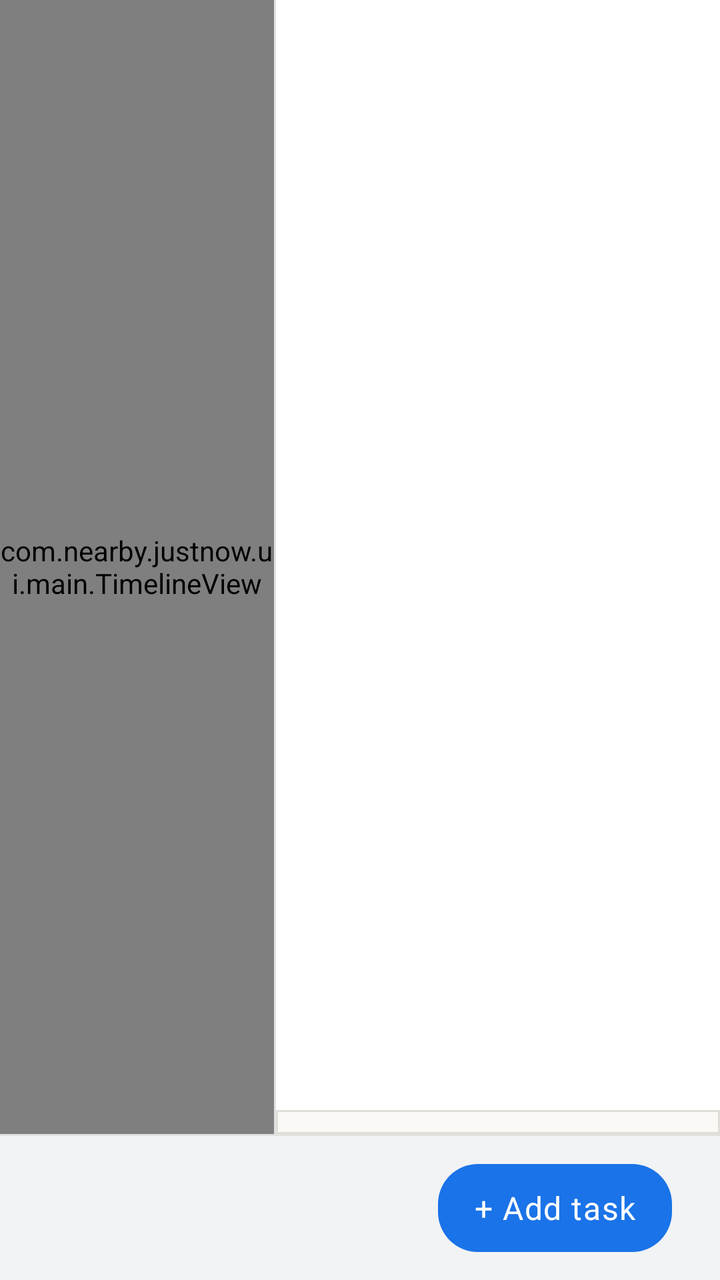
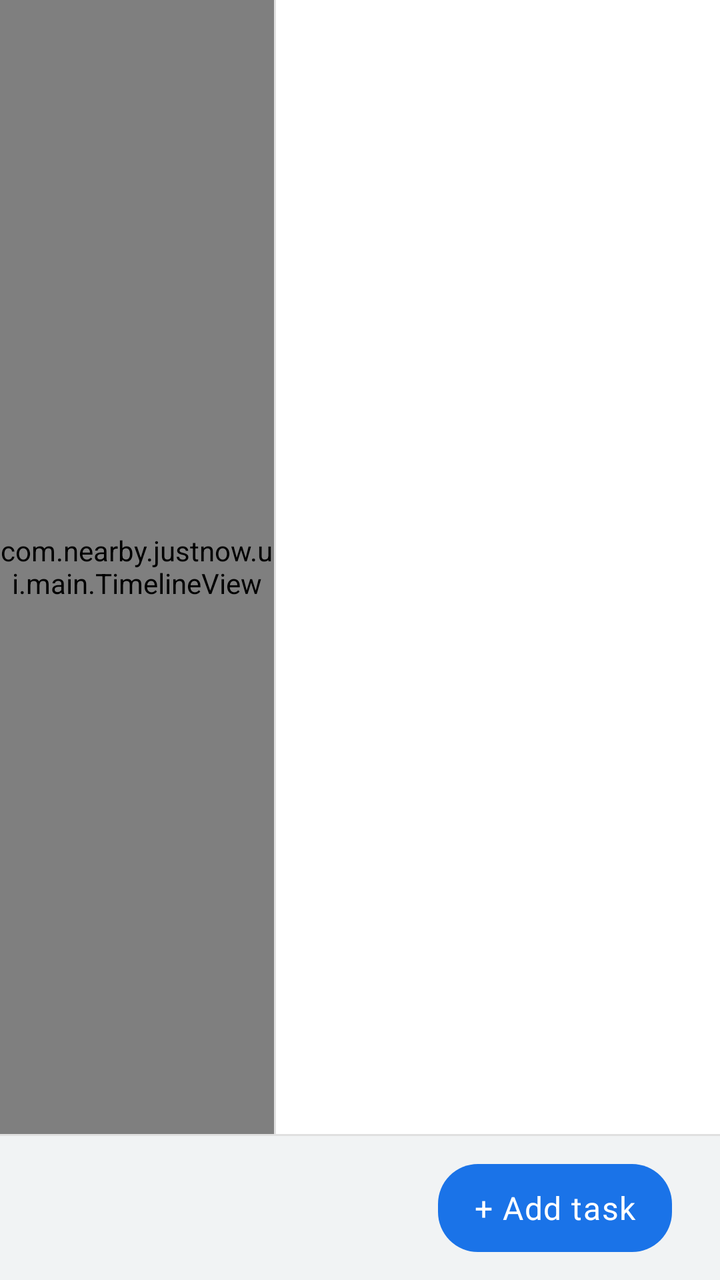

Two renders of the same Android screen: before a commit and after it. Below are the layout's source before the change and the commit's diff.
<!-- AndroidManifest.xml: application theme Theme.JustNow -->
<!-- res/layout/fragment_main_page0.xml -->
<?xml version="1.0" encoding="utf-8"?>
<LinearLayout xmlns:android="http://schemas.android.com/apk/res/android"
    xmlns:app="http://schemas.android.com/apk/res-auto"
    android:layout_width="match_parent"
    android:layout_height="match_parent"
    android:orientation="vertical"
    android:baselineAligned="false">

    <LinearLayout
        android:id="@+id/main_content"
        android:layout_width="match_parent"
        android:layout_height="0dp"
        android:layout_weight="1"
        android:orientation="horizontal"
        android:baselineAligned="false">

        
        <com.nearby.justnow.ui.main.TimelineView
            android:id="@+id/timeline_view"
            android:layout_width="0dp"
            android:layout_height="match_parent"
            android:layout_weight="@dimen/main_left_panel_weight"
            android:orientation="horizontal"
            android:background="@color/background_surface">

            
            <com.nearby.justnow.ui.main.HourColumnView
                android:id="@+id/hour_column"
                android:layout_width="@dimen/hour_column_width"
                android:layout_height="match_parent" />

            
            <LinearLayout
                android:id="@+id/timeline_content"
                android:layout_width="0dp"
                android:layout_height="match_parent"
                android:layout_weight="1"
                android:orientation="vertical"
                android:paddingTop="@dimen/timeline_top_padding">

                <View
                    android:id="@+id/timeline_area"
                    android:layout_width="match_parent"
                    android:layout_height="0dp"
                    android:layout_weight="1" />

            </LinearLayout>

        </com.nearby.justnow.ui.main.TimelineView>

        
        <View
            android:layout_width="1dp"
            android:layout_height="match_parent"
            android:background="@color/divider" />

        
        <LinearLayout
            android:id="@+id/right_panel"
            android:layout_width="0dp"
            android:layout_height="match_parent"
            android:layout_weight="@dimen/main_right_panel_weight"
            android:orientation="vertical">

            
            <TextView
                android:id="@+id/tv_engine_warning"
                android:layout_width="match_parent"
                android:layout_height="wrap_content"
                android:text="@string/s_engine_failed"
                android:textAppearance="@style/TextAppearance.JustNow.Caption"
                android:textColor="@color/text_hint"
                android:gravity="center"
                android:paddingVertical="4dp"
                android:background="@color/quadrant_bg_1"
                android:visibility="gone" />

            
            <LinearLayout
                android:id="@+id/ll_priority_status"
                android:layout_width="match_parent"
                android:layout_height="wrap_content"
                android:orientation="horizontal"
                android:gravity="center_vertical"
                android:paddingHorizontal="12dp"
                android:paddingVertical="6dp"
                android:clickable="true"
                android:focusable="true"
                android:foreground="?attr/selectableItemBackground"
                android:visibility="gone">

                <TextView
                    android:id="@+id/tv_priority_status_text"
                    android:layout_width="0dp"
                    android:layout_height="wrap_content"
                    android:layout_weight="1"
                    android:textAppearance="@style/TextAppearance.JustNow.Caption" />
            </LinearLayout>

            <FrameLayout
                android:id="@+id/fl_task_list_container"
                android:layout_width="match_parent"
                android:layout_height="0dp"
                android:layout_weight="1">

                <androidx.recyclerview.widget.RecyclerView
                    android:id="@+id/rv_task_list"
                    android:layout_width="match_parent"
                    android:layout_height="match_parent"
                    android:padding="8dp"
                    android:clipToPadding="false"
                    android:nestedScrollingEnabled="false"
                    android:overScrollMode="never" />

                
                <LinearLayout
                    android:layout_width="wrap_content"
                    android:layout_height="wrap_content"
                    android:layout_gravity="center"
                    android:orientation="vertical"
                    android:gravity="center"
                    android:visibility="gone"
                    android:id="@+id/ll_empty_hint">

                    <ImageView
                        android:layout_width="48dp"
                        android:layout_height="48dp"
                        android:src="@android:drawable/ic_menu_today"
                        android:alpha="0.3"
                        android:layout_marginBottom="8dp" />

                    <TextView
                        android:id="@+id/tv_empty_hint"
                        android:layout_width="wrap_content"
                        android:layout_height="wrap_content"
                        android:text="@string/s_empty_hint"
                        android:textAppearance="@style/TextAppearance.JustNow.Body"
                        android:textColor="@color/text_hint"
                        android:gravity="center" />

                </LinearLayout>

                
                <FrameLayout
                    android:id="@+id/overlay_tag_filter"
                    android:layout_width="match_parent"
                    android:layout_height="match_parent"
                    android:background="#80000000"
                    android:visibility="gone"
                    android:clickable="true">

                    <LinearLayout
                        android:layout_width="match_parent"
                        android:layout_height="match_parent"
                        android:orientation="vertical"
                        android:background="@drawable/badge_bg"
                        android:padding="16dp">

                        <TextView
                            android:layout_width="wrap_content"
                            android:layout_height="wrap_content"
                            android:text="@string/s_select_tags_filter"
                            android:textAppearance="@style/TextAppearance.JustNow.Body"
                            android:textColor="@color/text_primary"
                            android:layout_marginBottom="12dp" />

                        <com.google.android.material.chip.ChipGroup
                            android:id="@+id/cg_filter_tags"
                            android:layout_width="match_parent"
                            android:layout_height="0dp"
                            android:layout_weight="1"
                            android:layout_marginBottom="16dp"
                            app:singleLine="false"
                            app:singleSelection="false"
                            app:chipSpacingHorizontal="8dp"
                            app:chipSpacingVertical="4dp" />

                        <LinearLayout
                            android:layout_width="match_parent"
                            android:layout_height="wrap_content"
                            android:orientation="horizontal"
                            android:gravity="end">

                            <Button
                                android:id="@+id/btn_filter_cancel"
                                style="@style/Widget.Material3.Button.TextButton"
                                android:layout_width="wrap_content"
                                android:layout_height="wrap_content"
                                android:text="@string/s_cancel" />

                            <Button
                                android:id="@+id/btn_filter_confirm"
                                style="@style/Widget.Material3.Button.TextButton"
                                android:layout_width="wrap_content"
                                android:layout_height="wrap_content"
                                android:text="@string/s_confirm" />

                        </LinearLayout>

                    </LinearLayout>

                </FrameLayout>

            </FrameLayout>

            
            <Button
                android:id="@+id/btn_clear_multi_filter"
                style="@style/Widget.Material3.Button.TextButton"
                android:layout_width="wrap_content"
                android:layout_height="wrap_content"
                android:text="@string/s_clear_filter"
                android:textAppearance="@style/TextAppearance.JustNow.Caption"
                android:visibility="gone"
                android:layout_gravity="end"
                android:layout_marginEnd="8dp" />

            
            <LinearLayout
                android:id="@+id/flower_capsule_container"
                android:layout_width="match_parent"
                android:layout_height="wrap_content"
                android:orientation="horizontal"
                android:gravity="center"
                android:paddingVertical="6dp"
                android:paddingHorizontal="8dp"
                android:background="@drawable/bg_flower_container_normal"
                android:visibility="visible"
                android:clickable="true"
                android:focusable="true"
                android:foreground="?attr/selectableItemBackground" />

        </LinearLayout>

    </LinearLayout>

    <View
        android:layout_width="match_parent"
        android:layout_height="1dp"
        android:background="@color/divider" />

    
    <LinearLayout
        android:id="@+id/bottom_period_bar"
        android:layout_width="match_parent"
        android:layout_height="@dimen/main_bottom_bar_height"
        android:orientation="horizontal"
        android:gravity="center_vertical"
        android:paddingStart="@dimen/main_bottom_bar_padding_start"
        android:paddingEnd="@dimen/main_bottom_bar_padding_end"
        android:paddingTop="@dimen/main_bottom_bar_padding_vertical"
        android:paddingBottom="@dimen/main_bottom_bar_padding_vertical"
        android:background="@color/main_bottom_bar_background"
        android:baselineAligned="false">

        <LinearLayout
            android:id="@+id/bottom_period_status"
            android:layout_width="0dp"
            android:layout_height="match_parent"
            android:layout_weight="1"
            android:layout_marginEnd="@dimen/main_bottom_bar_status_margin_end"
            android:orientation="horizontal"
            android:gravity="bottom"
            android:clickable="false"
            android:focusable="false">

            <LinearLayout
                android:id="@+id/bottom_period_clickable"
                android:layout_width="wrap_content"
                android:layout_height="match_parent"
                android:orientation="horizontal"
                android:gravity="bottom">

                <LinearLayout
                    android:layout_width="wrap_content"
                    android:layout_height="wrap_content"
                    android:orientation="vertical"
                    android:gravity="center_vertical">

                    <TextView
                        android:id="@+id/tv_bottom_period_title"
                        android:layout_width="wrap_content"
                        android:layout_height="wrap_content"
                        android:textAppearance="@style/TextAppearance.JustNow.Caption"
                        android:textColor="@color/text_secondary"
                        android:maxLines="1"
                        android:ellipsize="end" />

                    <TextView
                        android:id="@+id/tv_bottom_period_subtitle"
                        android:layout_width="wrap_content"
                        android:layout_height="wrap_content"
                        android:textAppearance="@style/TextAppearance.JustNow.Caption"
                        android:textColor="@color/text_primary"
                        android:textStyle="bold"
                        android:maxLines="1"
                        android:ellipsize="end" />

                </LinearLayout>

                <TextView
                    android:id="@+id/tv_cutoff_arrow"
                    android:layout_width="wrap_content"
                    android:layout_height="wrap_content"
                    android:layout_marginEnd="8dp"
                    android:text="▲"
                    android:textSize="16sp"
                    android:textColor="@color/text_tertiary"
                    android:visibility="gone"
                    android:layout_marginStart="16dp" />

            </LinearLayout>

        </LinearLayout>

        
        <com.google.android.material.button.MaterialButton
            android:id="@+id/btn_retroactive_photo"
            style="@style/Widget.Material3.Button.OutlinedButton"
            android:layout_width="wrap_content"
            android:layout_height="@dimen/main_bottom_bar_button_height"
            android:minWidth="0dp"
            android:minHeight="0dp"
            android:paddingHorizontal="@dimen/main_bottom_bar_button_padding_horizontal"
            android:text="📸 补拍"
            android:textAppearance="@style/TextAppearance.JustNow.Caption"
            android:layout_marginEnd="12dp"
            android:visibility="gone"
            app:strokeColor="@color/tag_normal"
            app:strokeWidth="1.5dp"
            android:insetTop="0dp"
            android:insetBottom="0dp" />

        <com.google.android.material.button.MaterialButton
            android:id="@+id/btn_add_task"
            style="@style/Widget.Material3.Button"
            android:layout_width="wrap_content"
            android:layout_height="@dimen/main_bottom_bar_button_height"
            android:minWidth="0dp"
            android:minHeight="0dp"
            android:paddingHorizontal="@dimen/main_bottom_bar_button_padding_horizontal"
            android:text="@string/s_bottom_add_task"
            android:textAppearance="@style/TextAppearance.JustNow.Caption"
            android:textColor="@android:color/white"
            app:backgroundTint="@color/tag_normal"
            app:cornerRadius="@dimen/main_bottom_bar_button_radius"
            android:insetTop="0dp"
            android:insetBottom="0dp" />

    </LinearLayout>

</LinearLayout>
<!-- resources referenced by this layout -->
<resources>
  <color name="background_surface">#FAFAFA</color>
  <color name="divider">#E0E0E0</color>
  <color name="main_bottom_bar_background">#F1F3F4</color>
  <color name="quadrant_bg_1">#FFF3E0</color>
  <color name="tag_normal">#1A73E8</color>
  <color name="text_hint">#6F6F6F</color>
  <color name="text_primary">#1A1A1A</color>
  <color name="text_secondary">#757575</color>
  <color name="text_tertiary">#666666</color>
  <dimen name="hour_column_width">20dp</dimen>
  <dimen name="main_bottom_bar_button_height">44dp</dimen>
  <dimen name="main_bottom_bar_button_padding_horizontal">18dp</dimen>
  <dimen name="main_bottom_bar_button_radius">20dp</dimen>
  <dimen name="main_bottom_bar_height">72dp</dimen>
  <dimen name="main_bottom_bar_padding_end">24dp</dimen>
  <dimen name="main_bottom_bar_padding_start">28dp</dimen>
  <dimen name="main_bottom_bar_padding_vertical">8dp</dimen>
  <dimen name="main_bottom_bar_status_margin_end">16dp</dimen>
  <item name="main_left_panel_weight" format="float" type="dimen">1.0</item>
  <item name="main_right_panel_weight" format="float" type="dimen">1.618</item>
  <dimen name="timeline_top_padding">24dp</dimen>
  <!-- drawable bg_flower_container_normal (drawable) -->
  <?xml version="1.0" encoding="utf-8"?>
  <shape xmlns:android="http://schemas.android.com/apk/res/android"
      android:shape="rectangle">
      
      <solid android:color="#FAF9F6" />
      <stroke
          android:width="1dp"
          android:color="#E0DED7" />
  </shape>
  <string name="s_bottom_add_task">+ Add task</string>
  <string name="s_cancel">Cancel</string>
  <string name="s_clear_filter">Clear filter</string>
  <string name="s_confirm">Confirm</string>
  <string name="s_empty_hint">No tasks yet\nTap + to add</string>
  <string name="s_select_tags_filter">Select filter tags</string>
  <style name="Theme.JustNow" parent="Theme.MaterialComponents.DayNight.NoActionBar">
          
          <item name="colorPrimary">@color/purple_500</item>
          <item name="colorPrimaryVariant">@color/purple_700</item>
          <item name="colorOnPrimary">@color/white</item>
          
          <item name="colorSecondary">@color/teal_200</item>
          <item name="colorSecondaryVariant">@color/teal_700</item>
          <item name="colorOnSecondary">@color/black</item>
          
          
          <item name="popupTheme">@style/ThemeOverlay.MaterialComponents.Light</item>
          <item name="alertDialogTheme">@style/ThemeOverlay.JustNow.AlertDialog</item>
      </style>
  <color name="badge_background">#E0E0E0</color>
  <dimen name="text_size_body">18sp</dimen>
  <dimen name="text_size_caption">16sp</dimen>
  <color name="purple_500">#FF6200EE</color>
  <color name="purple_700">#FF3700B3</color>
  <color name="white">#FFFFFFFF</color>
  <color name="teal_200">#FF03DAC5</color>
  <color name="teal_700">#FF018786</color>
  <color name="black">#FF000000</color>
  <style name="Widget.JustNow.Dialog.Button" parent="Widget.MaterialComponents.Button.TextButton.Dialog">
          <item name="android:textAppearance">@style/TextAppearance.JustNow.Dialog.Button</item>
          <item name="android:textColor">@color/dialog_primary_action_text</item>
          <item name="textAllCaps">false</item>
      </style>
  <style name="Widget.JustNow.Dialog.Button.Secondary" parent="Widget.MaterialComponents.Button.TextButton.Dialog">
          <item name="android:textAppearance">@style/TextAppearance.JustNow.Dialog.Button.Secondary</item>
          <item name="android:textColor">@color/dialog_action_text</item>
          <item name="textAllCaps">false</item>
      </style>
  <style name="TextAppearance.JustNow.Dialog.Button" parent="TextAppearance.JustNow.Body">
          <item name="android:textColor">@color/dialog_primary_action_text</item>
      </style>
  <style name="TextAppearance.JustNow.Dialog.Button.Secondary" parent="TextAppearance.JustNow.Body">
          <item name="android:textColor">@color/dialog_action_text</item>
      </style>
  <dimen name="text_size_title">22sp</dimen>
  <!-- unchanged entries left out for length: 8 -->
</resources>

<!-- the commit's change to res/layout/fragment_main_page0.xml (unified diff, before → after) -->
@@ -216,19 +216,10 @@
                 android:layout_marginEnd="8dp" />
 
             
-            <LinearLayout
-                android:id="@+id/flower_capsule_container"
+            <FrameLayout
+                android:id="@+id/fragment_reward_bar_container"
                 android:layout_width="match_parent"
-                android:layout_height="wrap_content"
-                android:orientation="horizontal"
-                android:gravity="center"
-                android:paddingVertical="6dp"
-                android:paddingHorizontal="8dp"
-                android:background="@drawable/bg_flower_container_normal"
-                android:visibility="visible"
-                android:clickable="true"
-                android:focusable="true"
-                android:foreground="?attr/selectableItemBackground" />
+                android:layout_height="wrap_content" />
 
         </LinearLayout>
 
@@ -315,23 +306,6 @@
 
         
         <com.google.android.material.button.MaterialButton
-            android:id="@+id/btn_retroactive_photo"
-            style="@style/Widget.Material3.Button.OutlinedButton"
-            android:layout_width="wrap_content"
-            android:layout_height="@dimen/main_bottom_bar_button_height"
-            android:minWidth="0dp"
-            android:minHeight="0dp"
-            android:paddingHorizontal="@dimen/main_bottom_bar_button_padding_horizontal"
-            android:text="📸 补拍"
-            android:textAppearance="@style/TextAppearance.JustNow.Caption"
-            android:layout_marginEnd="12dp"
-            android:visibility="gone"
-            app:strokeColor="@color/tag_normal"
-            app:strokeWidth="1.5dp"
-            android:insetTop="0dp"
-            android:insetBottom="0dp" />
-
-        <com.google.android.material.button.MaterialButton
             android:id="@+id/btn_add_task"
             style="@style/Widget.Material3.Button"
             android:layout_width="wrap_content"
@@ -342,7 +316,7 @@
             android:text="@string/s_bottom_add_task"
             android:textAppearance="@style/TextAppearance.JustNow.Caption"
             android:textColor="@android:color/white"
-            app:backgroundTint="@color/tag_normal"
+            app:backgroundTint="?attr/colorPrimary"
             app:cornerRadius="@dimen/main_bottom_bar_button_radius"
             android:insetTop="0dp"
             android:insetBottom="0dp" />
<!-- resource entries referenced after the edit -->
@@ -4,7 +4,6 @@
   <color name="divider">#E0E0E0</color>
   <color name="main_bottom_bar_background">#F1F3F4</color>
   <color name="quadrant_bg_1">#FFF3E0</color>
-  <color name="tag_normal">#1A73E8</color>
   <color name="text_hint">#6F6F6F</color>
   <color name="text_primary">#1A1A1A</color>
   <color name="text_secondary">#757575</color>
@@ -21,16 +20,6 @@
   <item name="main_left_panel_weight" format="float" type="dimen">1.0</item>
   <item name="main_right_panel_weight" format="float" type="dimen">1.618</item>
   <dimen name="timeline_top_padding">24dp</dimen>
-  <!-- drawable bg_flower_container_normal (drawable) -->
-  <?xml version="1.0" encoding="utf-8"?>
-  <shape xmlns:android="http://schemas.android.com/apk/res/android"
-      android:shape="rectangle">
-      
-      <solid android:color="#FAF9F6" />
-      <stroke
-          android:width="1dp"
-          android:color="#E0DED7" />
-  </shape>
   <string name="s_bottom_add_task">+ Add task</string>
   <string name="s_cancel">Cancel</string>
   <string name="s_clear_filter">Clear filter</string>
@@ -39,8 +28,8 @@
   <string name="s_select_tags_filter">Select filter tags</string>
   <style name="Theme.JustNow" parent="Theme.MaterialComponents.DayNight.NoActionBar">
           
-          <item name="colorPrimary">@color/purple_500</item>
-          <item name="colorPrimaryVariant">@color/purple_700</item>
+          <item name="colorPrimary">@color/theme_blue</item>
+          <item name="colorPrimaryVariant">#1557B0</item>
           <item name="colorOnPrimary">@color/white</item>
           
           <item name="colorSecondary">@color/teal_200</item>
@@ -54,27 +43,26 @@
   <color name="badge_background">#E0E0E0</color>
   <dimen name="text_size_body">18sp</dimen>
   <dimen name="text_size_caption">16sp</dimen>
-  <color name="purple_500">#FF6200EE</color>
-  <color name="purple_700">#FF3700B3</color>
+  <color name="theme_blue">#1A73E8</color>
   <color name="white">#FFFFFFFF</color>
   <color name="teal_200">#FF03DAC5</color>
   <color name="teal_700">#FF018786</color>
   <color name="black">#FF000000</color>
   <style name="Widget.JustNow.Dialog.Button" parent="Widget.MaterialComponents.Button.TextButton.Dialog">
           <item name="android:textAppearance">@style/TextAppearance.JustNow.Dialog.Button</item>
-          <item name="android:textColor">@color/dialog_primary_action_text</item>
+          <item name="android:textColor">?attr/colorPrimary</item>
           <item name="textAllCaps">false</item>
       </style>
   <style name="Widget.JustNow.Dialog.Button.Secondary" parent="Widget.MaterialComponents.Button.TextButton.Dialog">
           <item name="android:textAppearance">@style/TextAppearance.JustNow.Dialog.Button.Secondary</item>
-          <item name="android:textColor">@color/dialog_action_text</item>
+          <item name="android:textColor">?attr/colorPrimary</item>
           <item name="textAllCaps">false</item>
       </style>
   <style name="TextAppearance.JustNow.Dialog.Button" parent="TextAppearance.JustNow.Body">
-          <item name="android:textColor">@color/dialog_primary_action_text</item>
+          <item name="android:textColor">?attr/colorPrimary</item>
       </style>
   <style name="TextAppearance.JustNow.Dialog.Button.Secondary" parent="TextAppearance.JustNow.Body">
-          <item name="android:textColor">@color/dialog_action_text</item>
+          <item name="android:textColor">?attr/colorPrimary</item>
       </style>
   <dimen name="text_size_title">22sp</dimen>
   <!-- unchanged entries left out for length: 8 -->
